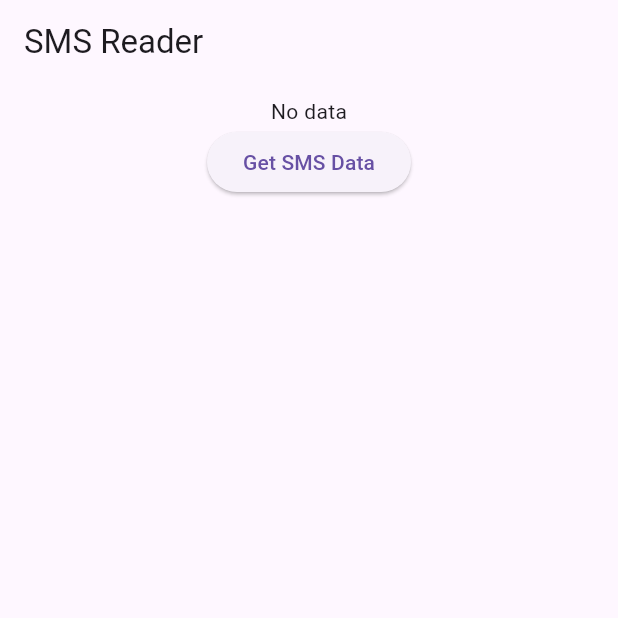
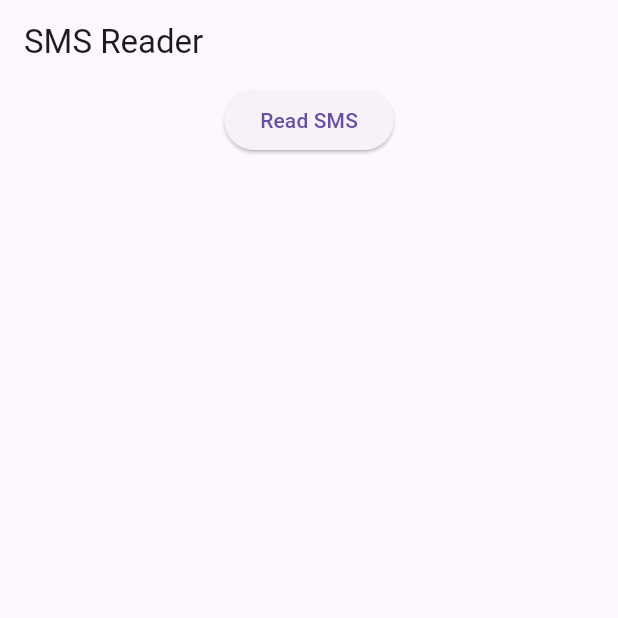
Before and after one commit to DefenShahria/DeviceSMSReader, a Flutter app: the screen it shows after launch, on a phone screen of 412 x 824 dp, the top half of it. Run offline on Flutter 3.47's test engine with Material 3 defaults, Android fonts, the light colour scheme and no system bars.

Commit message:
Implemented SMS reading functionality and UI to display messages on screen

```diff
--- a/lib/main.dart
+++ b/lib/main.dart
@@ -2,36 +2,50 @@ import 'package:flutter/material.dart';
 import 'package:flutter/services.dart';
 
 void main() {
-  runApp(MyApp());
+  runApp(const MyApp());
 }
 
 class MyApp extends StatelessWidget {
+  const MyApp({super.key});
+
   @override
   Widget build(BuildContext context) {
     return MaterialApp(
-      home: MyHomePage(),
+      title: 'SMS Reader',
+      theme: ThemeData(
+        primarySwatch: Colors.blue,
+      ),
+      home: const MyHomePage(),
     );
   }
 }
 
 class MyHomePage extends StatefulWidget {
+  const MyHomePage({super.key});
+
   @override
-  _MyHomePageState createState() => _MyHomePageState();
+  State<MyHomePage> createState() => _MyHomePageState();
 }
 
 class _MyHomePageState extends State<MyHomePage> {
   static const platform = MethodChannel('smsPlatform');
-  String _smsData = 'No data';
+  List<String> smsMessages = [];
 
   Future<void> _getSmsData() async {
     try {
-      final String result = await platform.invokeMethod('readAllSms');
-      setState(() {
-        _smsData = result;
-      });
+      final result = await platform.invokeMethod<List<Object?>>('readAllSms');
+      if (result != null) {
+        setState(() {
+          smsMessages = result.cast<String>();
+        });
+      }
     } on PlatformException catch (e) {
       setState(() {
-        _smsData = "Failed to get SMS data: '${e.message}'.";
+        smsMessages = ['Failed to get SMS: ${e.message}'];
+      });
+    } catch (e) {
+      setState(() {
+        smsMessages = ['Error: $e'];
       });
     }
   }
@@ -39,23 +53,26 @@ class _MyHomePageState extends State<MyHomePage> {
   @override
   Widget build(BuildContext context) {
     return Scaffold(
-      appBar: AppBar(title: Text("SMS Reader")),
-      body: SingleChildScrollView(
-        child: Center(
-          child: Padding(
-            padding: const EdgeInsets.all(8.0),
-            child: Column(
-              mainAxisAlignment: MainAxisAlignment.center,
-              children: <Widget>[
-                Text(_smsData),
-                ElevatedButton(
-                  onPressed: _getSmsData,
-                  child: Text('Get SMS Data'),
-                ),
-              ],
+      appBar: AppBar(
+        title: const Text('SMS Reader'),
+      ),
+      body: Column(
+        children: [
+          ElevatedButton(
+            onPressed: _getSmsData,
+            child: const Text('Read SMS'),
+          ),
+          Expanded(
+            child: ListView.builder(
+              itemCount: smsMessages.length,
+              itemBuilder: (context, index) {
+                return ListTile(
+                  title: Text(smsMessages[index]),
+                );
+              },
             ),
           ),
-        ),
+        ],
       ),
     );
   }
--- a/pubspec.yaml
+++ b/pubspec.yaml
@@ -34,6 +34,7 @@ dependencies:
   # The following adds the Cupertino Icons font to your application.
   # Use with the CupertinoIcons class for iOS style icons.
   cupertino_icons: ^1.0.8
+  permission_handler: ^11.3.1
 
 dev_dependencies:
   flutter_test:
```
Also changed, not shown: pubspec.lock, 5 other files.
